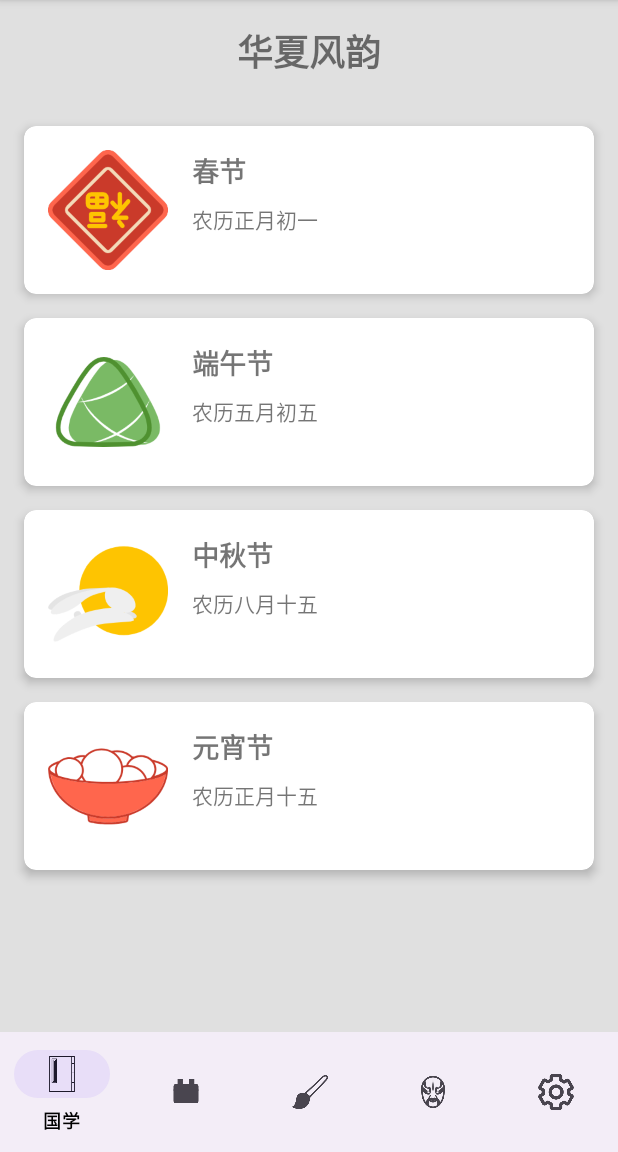
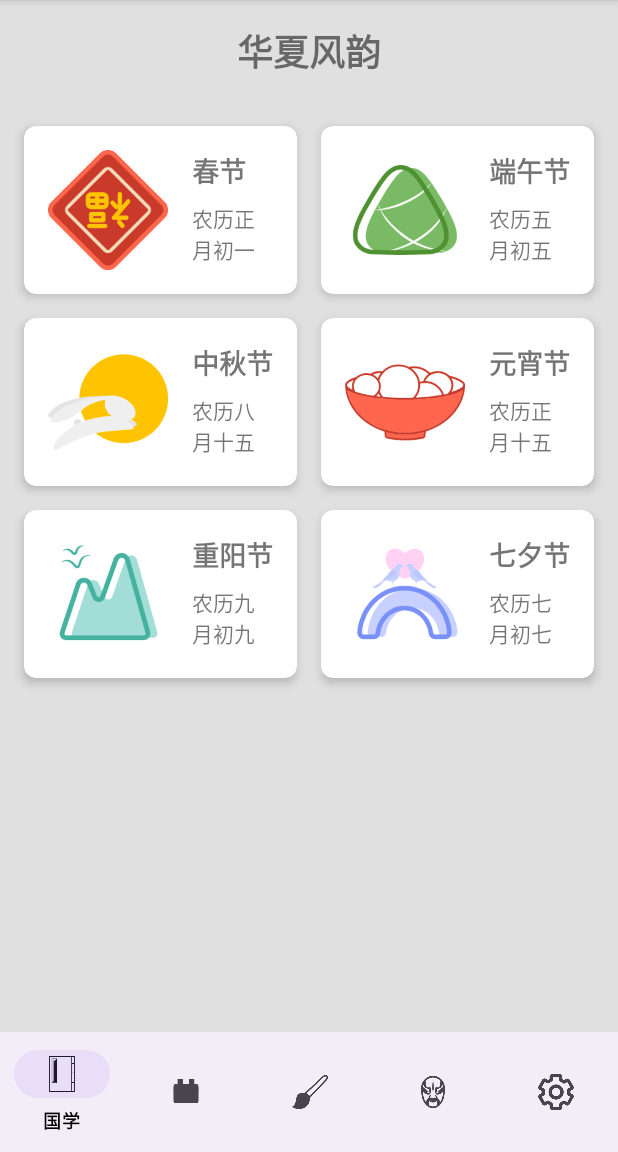
Before and after one commit to neverbiasu/ChineseStyle, an Android app: the fragment FestivalsFragment placed in its activity, on a phone screen of 412 x 824 dp, the part 84-1236 px from its top. Run offline under Robolectric (Android 15) with nearby library versions, the phone set to English and light mode, and no system bars.

Commit message:
revise the layout of FestivalFragment

```diff
--- a/app/src/main/java/com/example/chinesestyle/FestivalDetailActivity.java
+++ b/app/src/main/java/com/example/chinesestyle/FestivalDetailActivity.java
@@ -1,6 +1,5 @@
 package com.example.chinesestyle;
 
-import android.nfc.Tag;
 import android.util.Log;
 import android.widget.ImageView;
 import android.widget.VideoView;
@@ -17,7 +16,7 @@ import android.view.animation.AccelerateDecelerateInterpolator;
 
 import com.example.chinesestyle.helpers.DatabaseHelper;
 import com.example.chinesestyle.models.Festival;
-import com.example.chinesestyle.R;
+
 
 public class FestivalDetailActivity extends AppCompatActivity {
 
--- a/app/src/main/java/com/example/chinesestyle/FestivalsFragment.java
+++ b/app/src/main/java/com/example/chinesestyle/FestivalsFragment.java
@@ -8,7 +8,7 @@ import android.view.ViewGroup;
 import androidx.annotation.NonNull;
 import androidx.annotation.Nullable;
 import androidx.fragment.app.Fragment;
-import androidx.recyclerview.widget.LinearLayoutManager;
+import androidx.recyclerview.widget.GridLayoutManager;
 import androidx.recyclerview.widget.RecyclerView;
 
 import com.example.chinesestyle.adapter.FestivalAdapter;
@@ -29,7 +29,7 @@ public class FestivalsFragment extends Fragment {
     public View onCreateView(@NonNull LayoutInflater inflater, @Nullable ViewGroup container, @Nullable Bundle savedInstanceState) {
         View view = inflater.inflate(R.layout.fragment_festivals, container, false);
         recyclerView = view.findViewById(R.id.recyclerView_festivals);
-        recyclerView.setLayoutManager(new LinearLayoutManager(getContext()));
+        recyclerView.setLayoutManager(new GridLayoutManager(getContext(), 2));
 
         dbHelper = new DatabaseHelper(getContext());
         List<Festival> festivalList = dbHelper.getAllFestivals();
@@ -39,13 +39,4 @@ public class FestivalsFragment extends Fragment {
 
         return view;
     }
-
-//    private List<Festival> getDummyFestivals() {
-//        List<Festival> festivals = new ArrayList<>();
-//        festivals.add(new Festival("春节", "农历正月初一", R.drawable.icon_spring_festival));
-//        festivals.add(new Festival("端午节", "农历五月初五", R.drawable.icon_dragon_boat));
-//        festivals.add(new Festival("中秋节", "农历八月十五", R.drawable.icon_mid_autumn));
-//        // 添加更多节日
-//        return festivals;
-//    }
 }
--- a/app/src/main/java/com/example/chinesestyle/helpers/DatabaseHelper.java
+++ b/app/src/main/java/com/example/chinesestyle/helpers/DatabaseHelper.java
@@ -16,7 +16,7 @@ import java.util.List;
 
 public class DatabaseHelper extends SQLiteOpenHelper {
     private static final String DATABASE_NAME = "chinesestyle.db";
-    private static final int DATABASE_VERSION = 4;
+    private static final int DATABASE_VERSION = 5;
 
     private static final String TABLE_FESTIVALS = "festivals";
     private static final String COLUMN_ID = "id";
@@ -171,7 +171,8 @@ public class DatabaseHelper extends SQLiteOpenHelper {
         insertFestival(db, "端午节", "农历五月初五", "纪念爱国诗人屈原...", R.raw.dragon_boat, R.drawable.icon_dragon_boat, "icon_dragon_boat", "吃粽子：代表团圆，缠绕的绳象征家人团聚...");
         insertFestival(db, "中秋节", "农历八月十五", "古代祭月的习俗...", R.raw.spring_festival, R.drawable.icon_mid_autumn, "icon_mid_autumn", "赏月：象征团圆，月饼象征团圆...");
         insertFestival(db, "元宵节", "农历正月十五", "古代祭祀灶君的习俗...", R.raw.spring_festival, R.drawable.icon_latern, "icon_lantern", "赏灯：象征光明，猜灯谜：增进智慧...");
-        // 添加更多节日...
+        insertFestival(db, "重阳节", "农历九月初九", "古代祭祖的习俗...", R.raw.spring_festival, R.drawable.icon_double_ninth, "icon_double_ninth", "登高：象征远离疾病，吃糕：象征吉祥...");
+        insertFestival(db, "七夕节", "农历七月初七", "牛郎织女鹊桥相会的日子...", R.raw.spring_festival, R.drawable.icon_cn_valentine, "icon_cn_valentine", "牛郎织女相会：象征爱情...");
     }
 
     private void insertClassic(SQLiteDatabase db, String title, String author, String content, String audioUrl, String category) {
```
Also changed, not shown: app/src/main/res/drawable/icon_cn_valentine.png (added), app/src/main/res/drawable/icon_double_ninth.png (added), app/src/main/res/layout/fragment_festivals.xml (line endings or trailing spaces).
